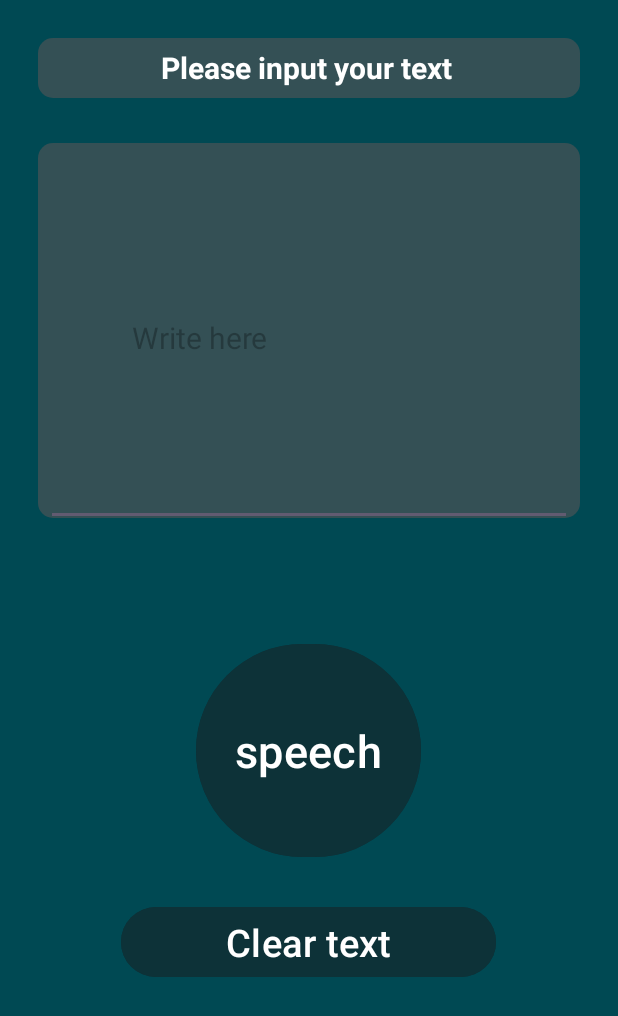
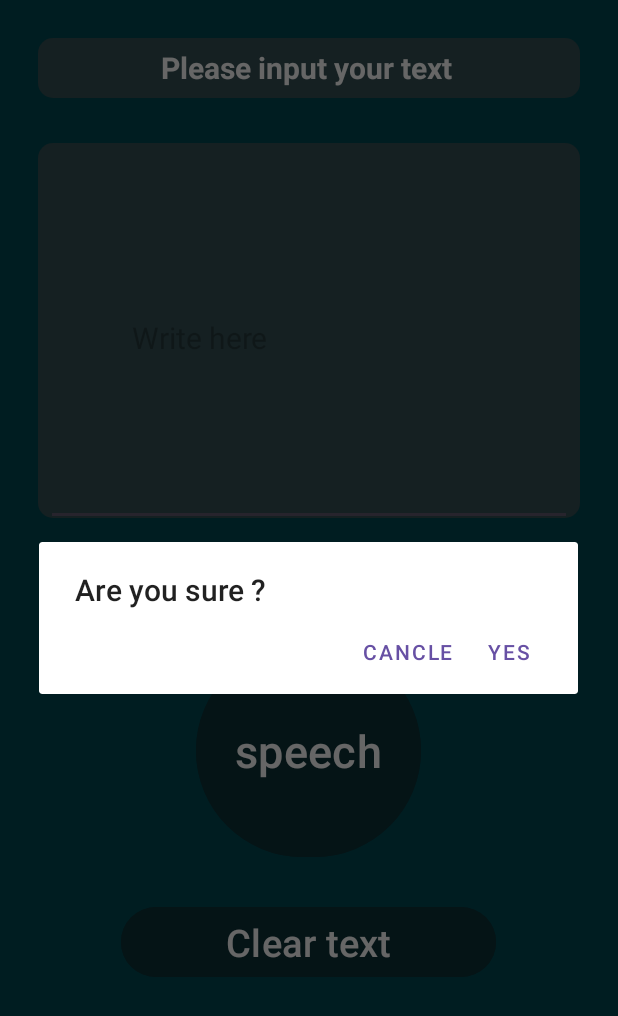
Before and after one commit to ahmadreduan/Text-to-Speech, an Android app: the screen it shows after launch (MainActivity), after a tap on "Clear text", on a phone screen of 412 x 824 dp. Shown: the top 1016 px of the screen. Run offline under Robolectric (Android 15) with nearby library versions, the phone set to English and light mode, and no system bars.

Commit message:
The code is an Android app for text-to-speech conversion. It features input text via EditText, speech synthesis with TextToSpeech, and full-screen mode with transparent status/navigation bars. It reads input text aloud and handles visibility/behavior of system bars for immersive experience.Dialog button add .

```diff
--- a/app/src/main/java/com/quantumquestlabs/texttospeech/MainActivity.java
+++ b/app/src/main/java/com/quantumquestlabs/texttospeech/MainActivity.java
@@ -2,6 +2,8 @@ package com.quantumquestlabs.texttospeech;
 
 import androidx.appcompat.app.AppCompatActivity;
 
+import android.app.AlertDialog;
+import android.content.DialogInterface;
 import android.graphics.Color;
 import android.os.Build;
 import android.os.Bundle;
@@ -69,6 +71,15 @@ public class MainActivity extends AppCompatActivity {
             @Override
             public void onClick(View view) {
 
+
+
+                new AlertDialog.Builder(MainActivity.this)
+                        .setTitle("Are you sure ?")
+                        .setCancelable(false)
+                        .setPositiveButton("Yes ", new DialogInterface.OnClickListener() {
+                            @Override
+                            public void onClick(DialogInterface dialogInterface, int i) {
+
                                 if (editTextText.getText().toString().length()>0){
                                     editTextText.setText("");
                                     if (Build.VERSION.SDK_INT >= Build.VERSION_CODES.LOLLIPOP) {
@@ -79,6 +90,18 @@ public class MainActivity extends AppCompatActivity {
                                         textToSpeech.speak("Nothing is written here",TextToSpeech.QUEUE_FLUSH,null, null);
                                     }
                                 }
+
+                            }
+                        })
+                        .setNegativeButton("Cancle", new DialogInterface.OnClickListener() {
+                            @Override
+                            public void onClick(DialogInterface dialogInterface, int i) {
+
+                            }
+                        })
+                        .show();
+
+
 
 
 
```
Lines whose indentation alone changed are shown as unchanged.
